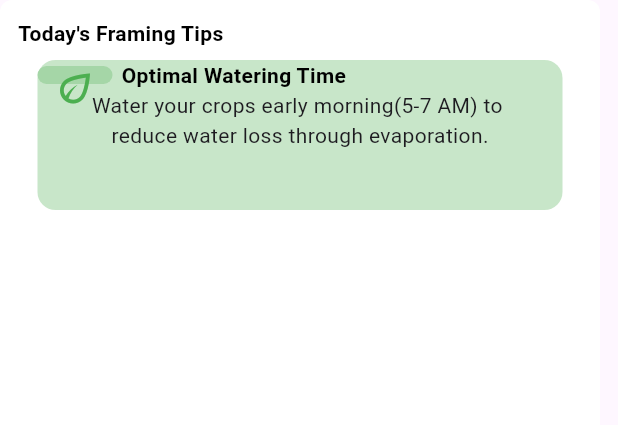
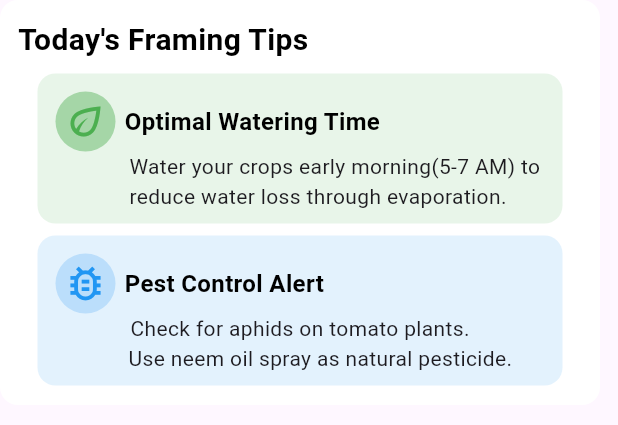
Before and after one commit to jaswanth4237/Flutter-Codes, a Flutter app: the Farming_Tipes widget shown alone on an empty page, opened directly, on a phone screen of 412 x 824 dp. Shown: the top 425 px of the screen. Run offline on Flutter 3.47's test engine with Material 3 defaults, Android fonts, the phone set to English and light mode, and no system bars; our stand-ins replace device_preview.

Commit message:
added Income boost container

```diff
--- a/smart_agri_connect/lib/My_Home.dart
+++ b/smart_agri_connect/lib/My_Home.dart
@@ -52,7 +52,7 @@ class _My_HomeState extends State<My_Home> {
       body: SingleChildScrollView(
         scrollDirection: Axis.vertical,
         child: Padding(
-          padding: const EdgeInsets.only(top: 12.0, left: 12, right: 12),
+          padding: const EdgeInsets.only(top: 12.0, left: 12, right: 12,bottom: 18),
           child: Column(
             spacing: 12,
             children: [
@@ -142,6 +142,9 @@ class _My_HomeState extends State<My_Home> {
               //Live Market Prices
               Live_Market(),
               //Farming tipes Container
+               Farming_Tipes(),
+              //Income Boost Container
+              Income_Boost(),
             ],
           ),
         ),
@@ -368,7 +371,7 @@ Widget Vegies_detailes(
 Widget Live_Market()
 {
   return Container(
-    width: 350,height: 60,
+    width: 400,height: 80,
     decoration: BoxDecoration(
       color: Colors.white,
       borderRadius: BorderRadius.circular(12),
@@ -376,12 +379,14 @@ Widget Live_Market()
     child: Column(
       spacing: 12,
       children: [
-        Row(
+        Padding(
+          padding: const EdgeInsets.only(top:12.0),
+          child: Row(
             spacing: 8,
             children: [
               SizedBox(width: 10,),
                Text('Live Market Prices',style: TextStyle(color: Colors.black,fontSize: 16,fontWeight: FontWeight.bold),),
-             SizedBox(width: 80,),
+               SizedBox(width: 120,),
                Container(
                 width: 10,height: 10,
                 decoration: BoxDecoration(
@@ -391,6 +396,7 @@ Widget Live_Market()
                ),
                Text('Live',style: TextStyle(color: Colors.black54),)
             ],
+          ),
         ),
        SingleChildScrollView(
   scrollDirection: Axis.horizontal,
@@ -440,10 +446,10 @@ Widget Live_Market()
 Widget Farming_Tipes()
 {
   return Container(
-    width: 400, height: 300,
+    width: 400, height: 270,
     decoration: BoxDecoration(
      color: Colors.white,
-     borderRadius: BorderRadius.circular(8),
+     borderRadius: BorderRadius.circular(12),
     ),
     child: Padding(
       padding: const EdgeInsets.all(12.0),
@@ -453,21 +459,23 @@ Widget Farming_Tipes()
           Row(
             mainAxisAlignment: MainAxisAlignment.start,
             children: [
-             Text('Today\'s Framing Tips',style: TextStyle(color: Colors.black,fontWeight: FontWeight.bold),)
+             Text('Today\'s Framing Tips',style: TextStyle(color: Colors.black,fontWeight: FontWeight.bold,fontSize: 20),)
             ],
           ),
           Container(
             width: 350,height: 100,
             decoration: BoxDecoration(
-              color: Colors.green[100],
+              color: Colors.green[50],
               borderRadius: BorderRadius.circular(12),
             ),
             child: Column(
               children: [
-                Row(
+                Padding(
+                  padding: const EdgeInsets.only(top: 12.0,left: 12),
+                  child: Row(
                     children: [
                       Container(
-                      width: 50,height: 12,
+                        width: 40,height: 40,
                       decoration: BoxDecoration(
                           color: Colors.green[200],
                           borderRadius: BorderRadius.circular(50)
@@ -475,14 +483,63 @@ Widget Farming_Tipes()
                         child: Icon(Icons.eco_outlined,color: Colors.green,size: 30,),
                       ),
                       SizedBox(width: 6,),
-                    Text('Optimal Watering Time',style: TextStyle(color: Colors.black,fontWeight: FontWeight.bold),)
+                      Text('Optimal Watering Time',style: TextStyle(color: Colors.black,fontWeight: FontWeight.bold,fontSize: 16),)
                     ],
                   ),
-                Column(
+                ),
+                Padding(
+                  padding: const EdgeInsets.only(left: 50.0),
+                  child: Column(
+                    // mainAxisAlignment: MainAxisAlignment.start,
                     children: [
                       Text('Water your crops early morning(5-7 AM) to '),
-                    Text('reduce water loss through evaporation.')
+                      Padding(
+                        padding: const EdgeInsets.only(right: 26.0),
+                        child: Text('reduce water loss through evaporation.'),
+                      )
                     ],
+                  ),
+                )
+              ],
+            ),
+          ),
+          Container(
+            width: 350,height: 100,
+            decoration: BoxDecoration(
+              color: Colors.blue[50],
+              borderRadius: BorderRadius.circular(12),
+            ),
+            child: Column(
+              children: [
+                Padding(
+                  padding: const EdgeInsets.only(top: 12.0,left: 12),
+                  child: Row(
+                    children: [
+                      Container(
+                        width: 40,height: 40,
+                      decoration: BoxDecoration(
+                          color: Colors.blue[100],
+                          borderRadius: BorderRadius.circular(50)
+                        ),
+                        child: Icon(Icons.bug_report_outlined,color: Colors.blue,size: 30,),
+                      ),
+                      SizedBox(width: 6,),
+                      Text('Pest Control Alert',style: TextStyle(color: Colors.black,fontWeight: FontWeight.bold,fontSize: 16),)
+                    ],
+                  ),
+                ),
+                Padding(
+                  padding: const EdgeInsets.only(left: 0.0),
+                  child: Column(
+                    // mainAxisAlignment: MainAxisAlignment.start,
+                    children: [
+                      Text('Check for aphids on tomato plants.'),
+                      Padding(
+                        padding: const EdgeInsets.only(left: 27.0),
+                        child: Text('Use neem oil spray as natural pesticide.'),
+                      )
+                    ],
+                  ),
                 )
               ],
             ),
@@ -492,3 +549,26 @@ Widget Farming_Tipes()
     ),
   );
 }
+//Income Boost container
+Widget Income_Boost()
+{
+  return Container(
+    width: 400,height: 100,
+    decoration: BoxDecoration(
+      gradient: LinearGradient(colors: [Colors.green[500]!,Colors.green[300]!]),
+      borderRadius: BorderRadius.circular(18)
+    ),
+    child: Column(
+      children: [
+        Padding(
+          padding: const EdgeInsets.only(top: 16.0,left: 12),
+          child: Row(
+            children: [
+              Text('Income Boost',style: TextStyle(color: Colors.white,fontSize: 20),)
+            ],
+          ),
+        )
+      ],
+    ),
+  );
+}
```
Also changed, not shown: 158 other files. Lines whose indentation alone changed are shown as unchanged.
